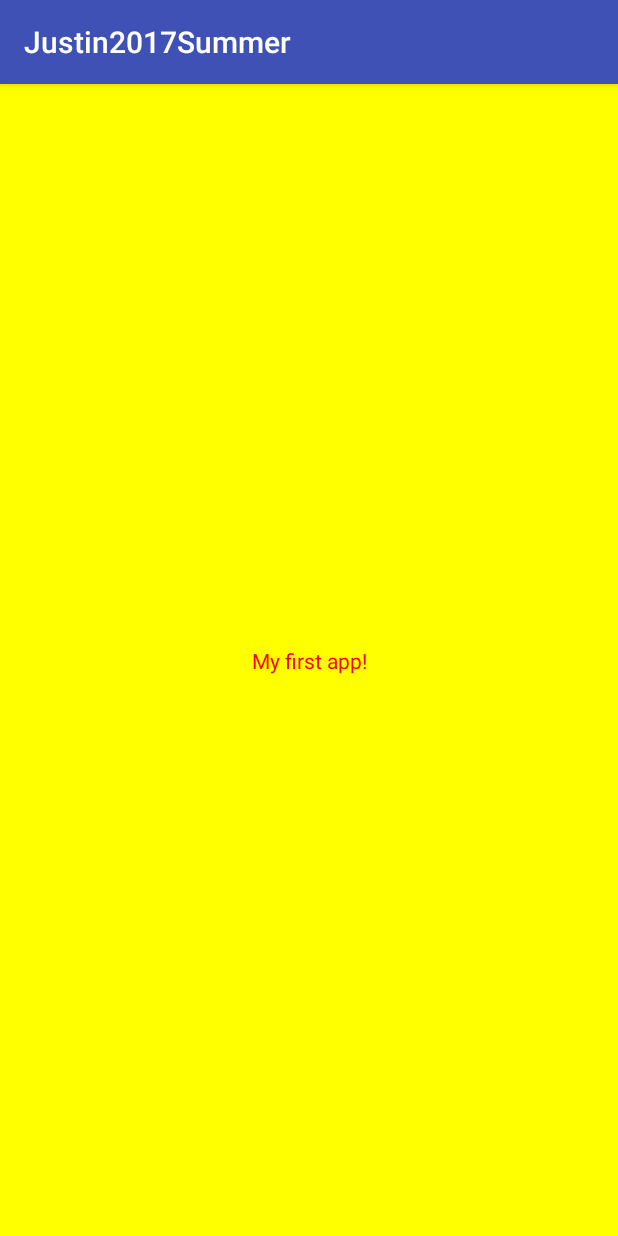
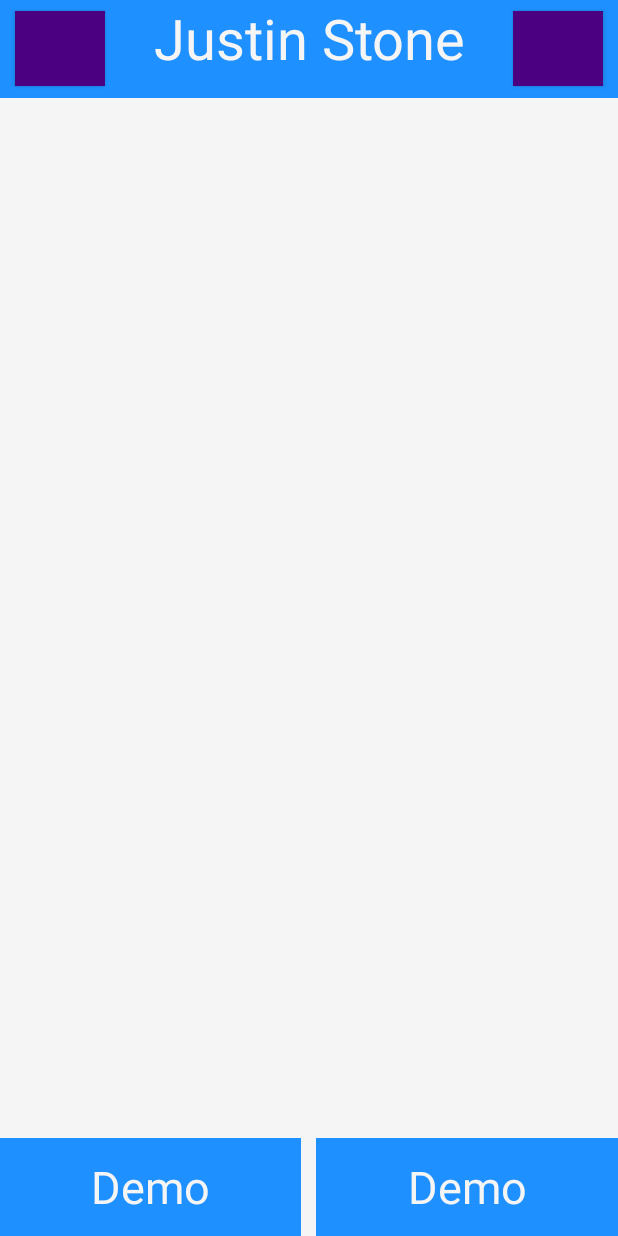
Before and after one commit to jstone34/Justin2017Summer, an Android app: the screen it shows after launch (MainActivity), on a phone screen of 412 x 824 dp. Run offline under Robolectric (Android 15) with nearby library versions, the phone set to English and light mode, and no system bars.

Commit message:
Update App
Update app to math the class's

```diff
--- a/app/src/main/AndroidManifest.xml
+++ b/app/src/main/AndroidManifest.xml
@@ -8,7 +8,7 @@
         android:label="@string/app_name"
         android:roundIcon="@mipmap/ic_launcher_round"
         android:supportsRtl="true"
-        android:theme="@style/AppTheme" >
+        android:theme="@style/Theme.AppCompat.NoActionBar" >
         <activity android:name=".MainActivity" >
             <intent-filter>
                 <action android:name="android.intent.action.MAIN" />
--- a/app/src/main/res/layout/activity_main.xml
+++ b/app/src/main/res/layout/activity_main.xml
@@ -1,21 +1,77 @@
 <?xml version="1.0" encoding="utf-8"?>
-<android.support.constraint.ConstraintLayout
+<RelativeLayout
     xmlns:android="http://schemas.android.com/apk/res/android"
     xmlns:tools="http://schemas.android.com/tools"
     xmlns:app="http://schemas.android.com/apk/res-auto"
     android:layout_width="match_parent"
     android:layout_height="match_parent"
-    android:background="@color/yellow"
+    android:background="@color/white"
     tools:context="com.example.justin.justin2017summer.MainActivity">
 
-    <TextView
-        android:layout_width="wrap_content"
-        android:layout_height="wrap_content"
-        android:text="My first app!"
-        android:textColor="@color/red"
-        app:layout_constraintBottom_toBottomOf="parent"
-        app:layout_constraintLeft_toLeftOf="parent"
-        app:layout_constraintRight_toRightOf="parent"
-        app:layout_constraintTop_toTopOf="parent" />
+    <RelativeLayout
+        android:layout_width="match_parent"
+        android:layout_height="65dp"
+        android:layout_alignParentTop="true"
+        android:background="@color/blue">
 
-</android.support.constraint.ConstraintLayout>
+            <TextView
+                android:layout_width="match_parent"
+                android:layout_height="50dp"
+                android:text="Justin Stone"
+                android:textSize="37dp"
+                android:textColor="@color/white"
+                android:textAlignment="center"/>
+
+            <Button
+                android:layout_width="60dp"
+                android:layout_height="50dp"
+                android:layout_centerVertical="true"
+                android:layout_alignParentRight="true"
+                android:layout_marginRight="10dp"
+                android:background="@color/indigo"/>
+
+            <Button
+                android:layout_width="60dp"
+                android:layout_height="50dp"
+                android:layout_centerVertical="true"
+                android:layout_alignParentLeft="true"
+                android:layout_marginLeft="10dp"
+                android:background="@color/indigo"/>
+
+    </RelativeLayout>
+
+    <LinearLayout
+        android:layout_width="match_parent"
+        android:layout_height="65dp"
+        android:layout_alignParentBottom="true"
+        android:background="@color/blue">
+
+        <TextView
+        android:layout_width="0dp"
+        android:layout_height="match_parent"
+        android:layout_weight="1"
+        android:text="Demo"
+        android:textSize="30dp"
+        android:textColor="@color/white"
+        android:gravity="center"
+        android:layout_gravity="center_vertical"/>
+
+        <View
+            android:layout_width="0dp"
+            android:layout_height="match_parent"
+            android:layout_weight=".05"
+            android:background="@color/white"/>
+
+        <TextView
+            android:layout_width="0dp"
+            android:layout_height="match_parent"
+            android:layout_weight="1"
+            android:text="Demo"
+            android:textSize="30dp"
+            android:textColor="@color/white"
+            android:gravity="center"
+            android:layout_gravity="center_vertical"/>
+    </LinearLayout>
+
+
+</RelativeLayout>
--- a/app/src/main/res/values/colors.xml
+++ b/app/src/main/res/values/colors.xml
@@ -3,9 +3,11 @@
     <color name="colorPrimary">#3F51B5</color>
     <color name="colorPrimaryDark">#303F9F</color>
     <color name="colorAccent">#FF4081</color>
-    <color name="white">#FFFFFF</color>
+    <color name="white">#F5F5F5</color>
     <color name="black">#000000</color>
     <color name="red">#FF0000</color>
     <color name="yellow">#FFFF00</color>
+    <color name="blue">#1E90FF</color>
+    <color name="indigo">#4B0082</color>
 
 </resources>
```
Also changed, not shown: 7 other files.
